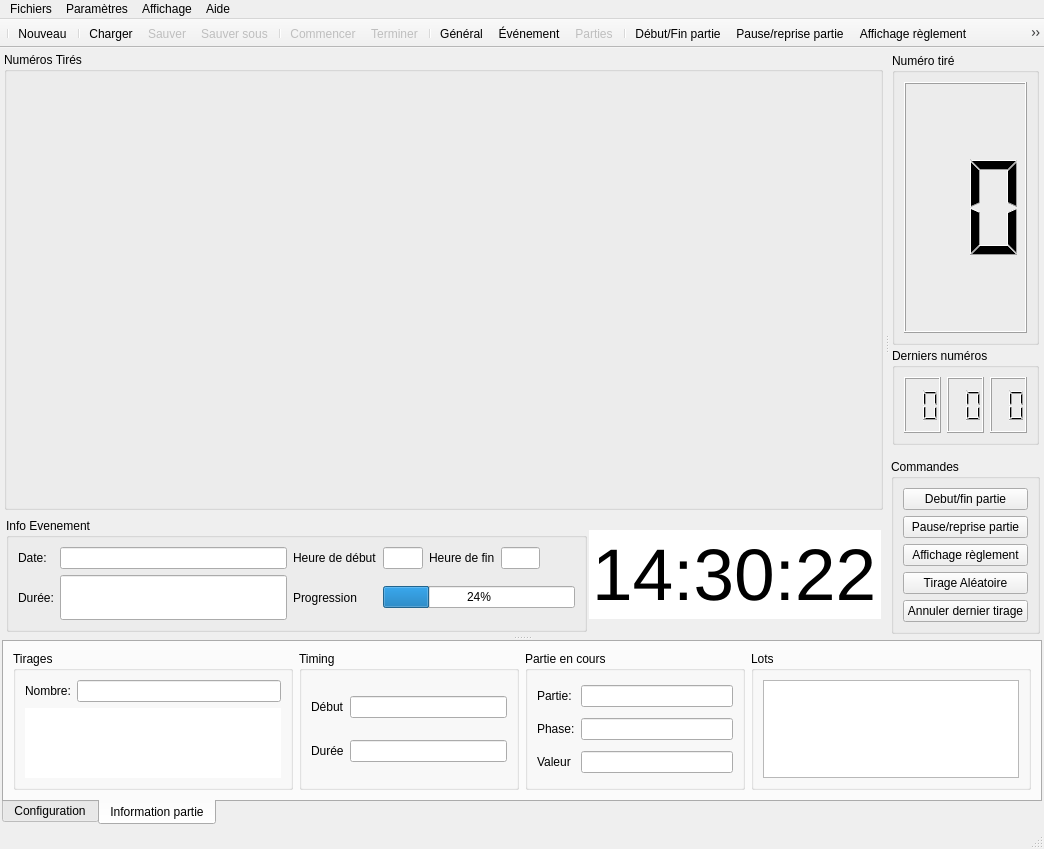
Above: source/gui/ui/MainWindow.ui from Silmaen/EvenementLoto before the change. Below: the same form after it.
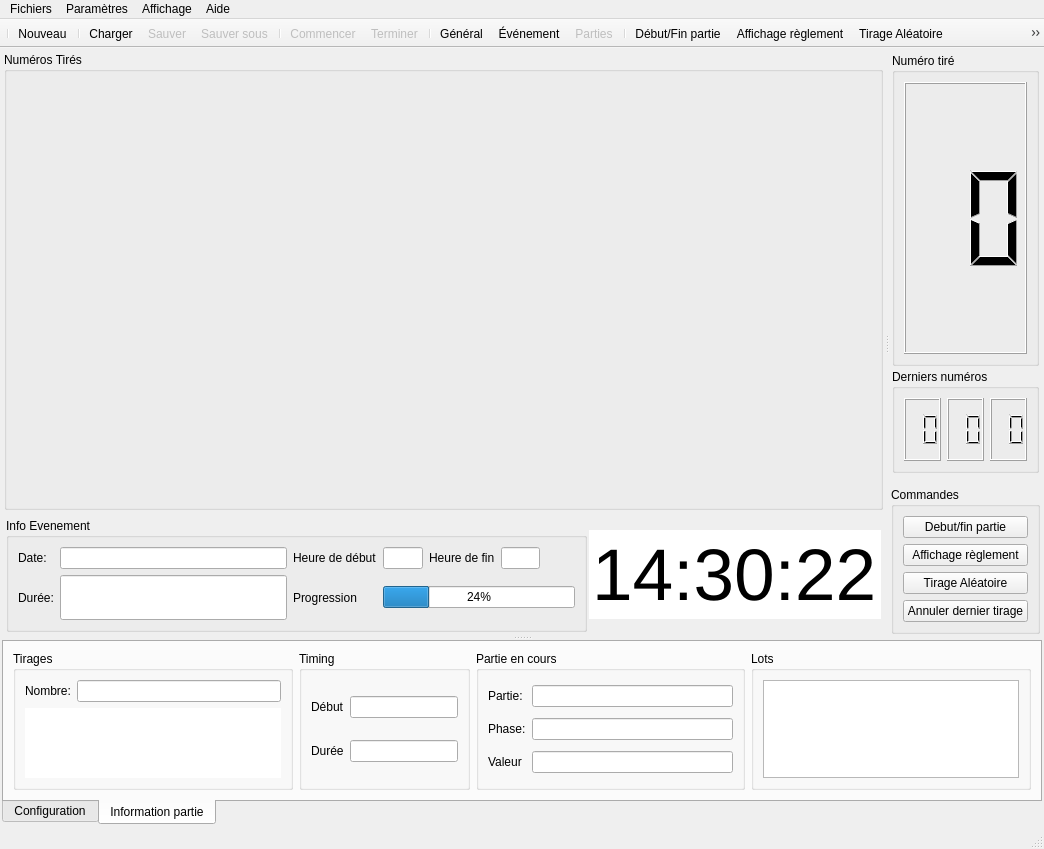
That is the form after the change. Icons and pictures are not drawn.

Diff of the .ui file:
```diff
--- a/source/gui/ui/MainWindow.ui
+++ b/source/gui/ui/MainWindow.ui
@@ -436,17 +436,6 @@
                  </property>
                 </widget>
                </item>
-               <item>
-                <widget class="QPushButton" name="PauseResumeGame">
-                 <property name="text">
-                  <string>Pause/reprise partie</string>
-                 </property>
-                 <property name="icon">
-                  <iconset resource="../../resources/EvenementLoto.qrc">
-                   <normaloff>:/icons/icons/pause.png</normaloff>:/icons/icons/pause.png</iconset>
-                 </property>
-                </widget>
-               </item>
                <item>
                 <widget class="QPushButton" name="DisplayRules">
                  <property name="text">
@@ -656,7 +645,7 @@
             <item>
              <widget class="QGroupBox" name="roundInfos">
               <property name="sizePolicy">
-               <sizepolicy hsizetype="Preferred" vsizetype="Preferred">
+               <sizepolicy hsizetype="Maximum" vsizetype="Preferred">
                 <horstretch>0</horstretch>
                 <verstretch>0</verstretch>
                </sizepolicy>
@@ -886,7 +875,6 @@
    <addaction name="actionConfigRounds"/>
    <addaction name="separator"/>
    <addaction name="actionStartEndGameRound"/>
-   <addaction name="actionPauseResumeGame"/>
    <addaction name="actionDisplayRules"/>
    <addaction name="actionRandomPick"/>
    <addaction name="actionCancelLastPick"/>
@@ -1043,15 +1031,6 @@
     <string>Début/Fin partie</string>
    </property>
   </action>
-  <action name="actionPauseResumeGame">
-   <property name="icon">
-    <iconset resource="../../resources/EvenementLoto.qrc">
-     <normaloff>:/icons/icons/pause.png</normaloff>:/icons/icons/pause.png</iconset>
-   </property>
-   <property name="text">
-    <string>Pause/reprise partie</string>
-   </property>
-  </action>
   <action name="actionDisplayRules">
    <property name="icon">
     <iconset resource="../../resources/EvenementLoto.qrc">
```
Left out of the diff: 43 changed lines with no effect on the pictures. Lines whose indentation alone changed are shown as unchanged.
